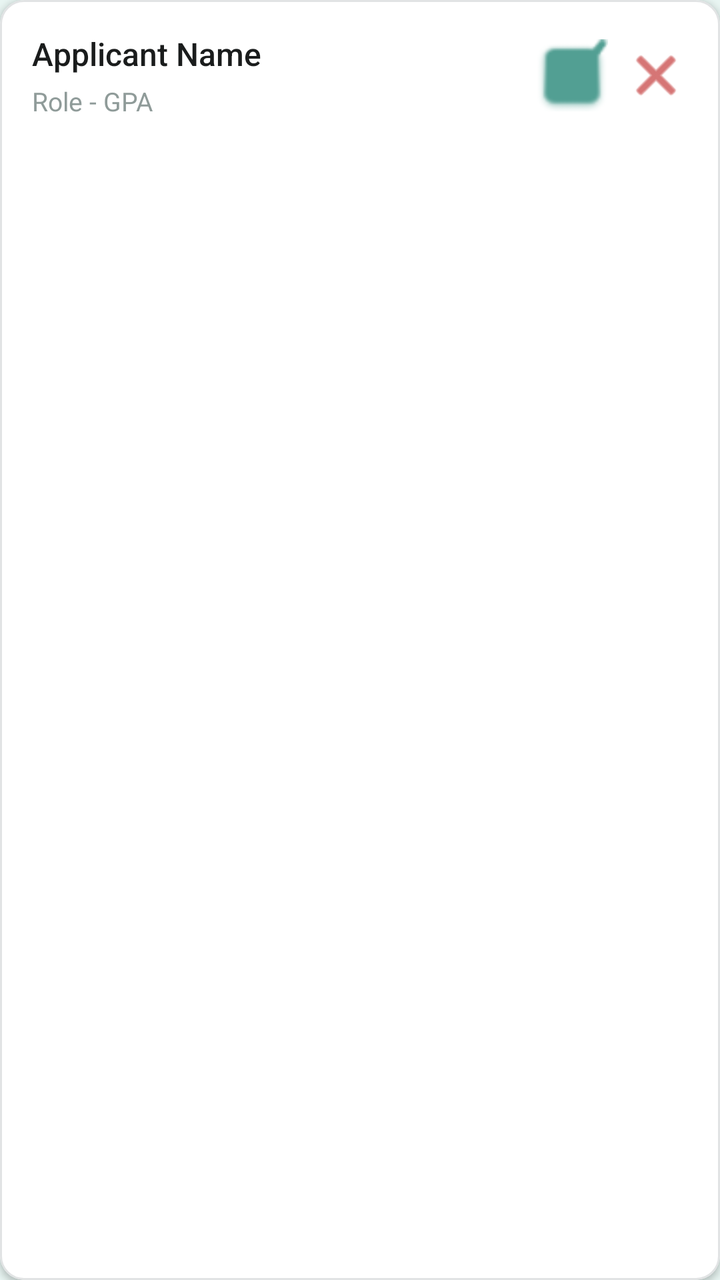
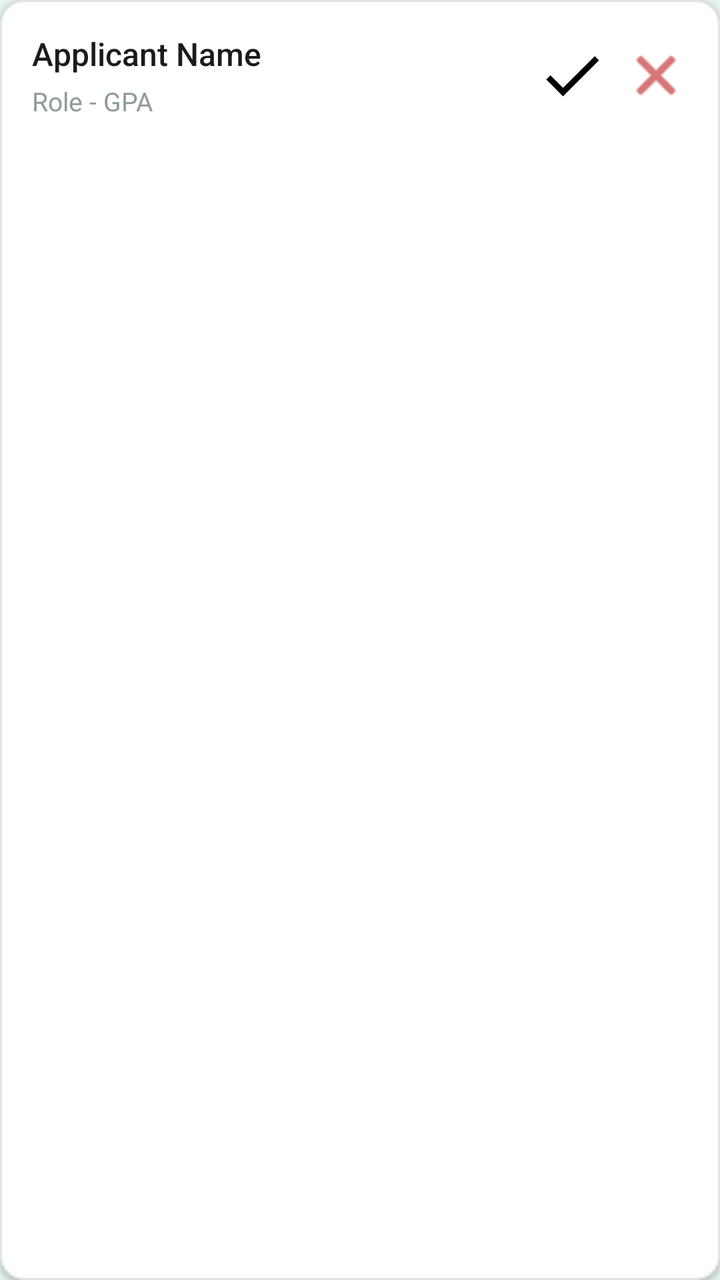

Before-and-after screenshots of an Android layout around one commit, followed by the original layout XML and the change that was made.
<!-- AndroidManifest.xml: application theme Theme.CampusBiome -->
<!-- res/layout/item_registration_request.xml -->
<?xml version="1.0" encoding="utf-8"?>
<com.google.android.material.card.MaterialCardView
    xmlns:android="http://schemas.android.com/apk/res/android"
    xmlns:app="http://schemas.android.com/apk/res-auto"
    android:layout_width="match_parent"
    android:layout_height="wrap_content"
    android:layout_marginBottom="12dp"
    app:cardCornerRadius="12dp"
    app:cardElevation="2dp"
    app:strokeColor="#E1E3E4"
    app:strokeWidth="1dp">

    <LinearLayout
        android:layout_width="match_parent"
        android:layout_height="wrap_content"
        android:orientation="horizontal"
        android:padding="16dp"
        android:gravity="center_vertical">

        <LinearLayout
            android:layout_width="0dp"
            android:layout_height="wrap_content"
            android:layout_weight="1"
            android:orientation="vertical">

            <TextView
                android:id="@+id/tvApplicantName"
                android:layout_width="wrap_content"
                android:layout_height="wrap_content"
                android:text="Applicant Name"
                android:textColor="#1A1C1C"
                android:textSize="16sp"
                android:fontFamily="sans-serif-medium" />

            <TextView
                android:id="@+id/tvApplicantDetails"
                android:layout_width="wrap_content"
                android:layout_height="wrap_content"
                android:layout_marginTop="4dp"
                android:text="Role - GPA"
                android:textColor="#8F9B99"
                android:textSize="13sp" />
        </LinearLayout>

        <ImageView
            android:id="@+id/btnApprove"
            android:layout_width="36dp"
            android:layout_height="36dp"
            android:layout_marginEnd="8dp"
            android:background="@android:color/transparent"
            android:src="@android:drawable/checkbox_on_background"
            app:tint="#529F93"
            android:contentDescription="Approve" />

        <ImageView
            android:id="@+id/btnReject"
            android:layout_width="32dp"
            android:layout_height="32dp"
            android:background="@android:color/transparent"
            android:src="@android:drawable/ic_menu_close_clear_cancel"
            app:tint="#BA1A1A"
            android:contentDescription="Reject" />

    </LinearLayout>
</com.google.android.material.card.MaterialCardView>
<!-- resources referenced by this layout -->
<resources>
  <style name="Theme.CampusBiome" parent="Theme.MaterialComponents.Light.NoActionBar">
          <item name="colorPrimary">@color/primary</item>
          <item name="colorPrimaryDark">@color/primary_dark</item>
          <item name="colorAccent">@color/accent</item>
          <item name="android:windowBackground">@color/background</item>
      </style>
  <color name="primary">#4A8C7F</color>
  <color name="primary_dark">#3A7066</color>
  <color name="accent">#2D6A5E</color>
  <color name="background">#E8F5F2</color>
</resources>

<!-- the commit's change to res/layout/item_registration_request.xml (unified diff, before → after) -->
@@ -48,8 +48,7 @@
             android:layout_height="36dp"
             android:layout_marginEnd="8dp"
             android:background="@android:color/transparent"
-            android:src="@android:drawable/checkbox_on_background"
-            app:tint="#529F93"
+            android:src="@drawable/ic_check"
             android:contentDescription="Approve" />
 
         <ImageView
<!-- resource entries referenced after the edit -->
@@ -1,5 +1,11 @@
 <!-- resources referenced by this layout -->
 <resources>
+  <!-- drawable ic_check (drawable) -->
+  <vector xmlns:android="http://schemas.android.com/apk/res/android" android:height="24dp" android:tint="#000000" android:viewportHeight="24" android:viewportWidth="24" android:width="24dp">
+        
+      <path android:fillColor="@android:color/white" android:pathData="M9,16.17L4.83,12l-1.42,1.41L9,19 21,7l-1.41,-1.41z"/>
+      
+  </vector>
   <style name="Theme.CampusBiome" parent="Theme.MaterialComponents.Light.NoActionBar">
           <item name="colorPrimary">@color/primary</item>
           <item name="colorPrimaryDark">@color/primary_dark</item>
